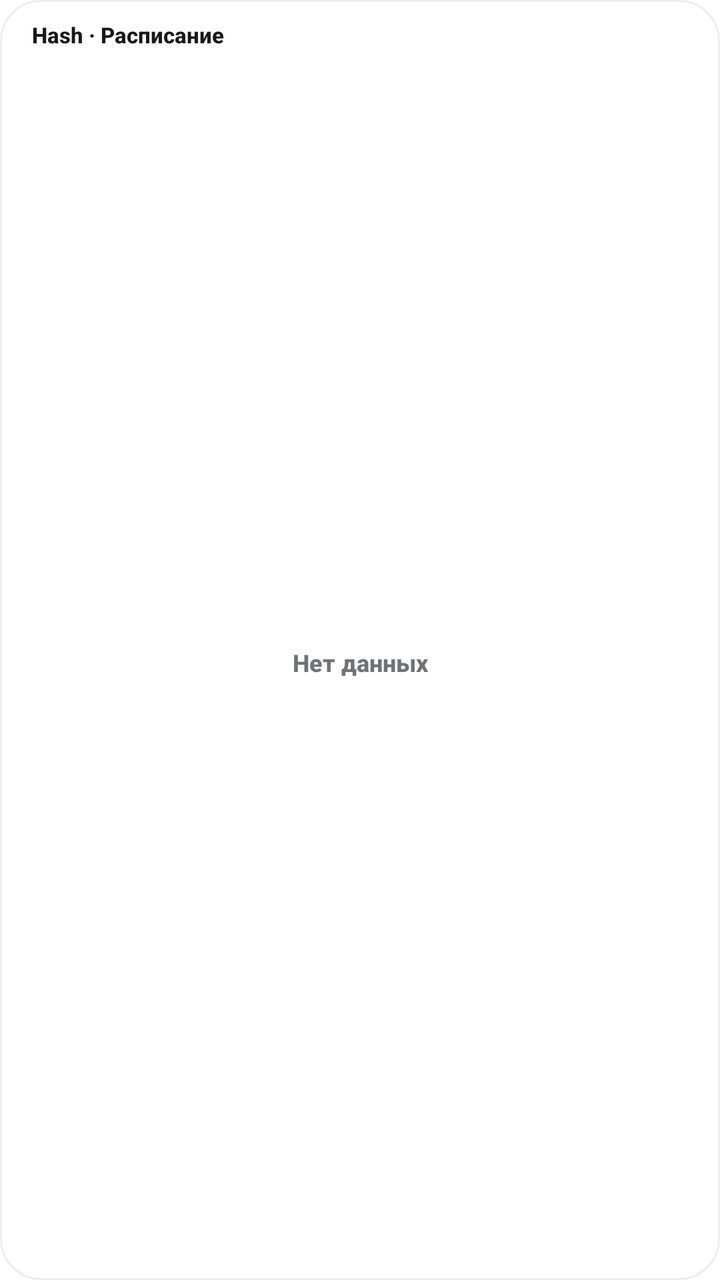
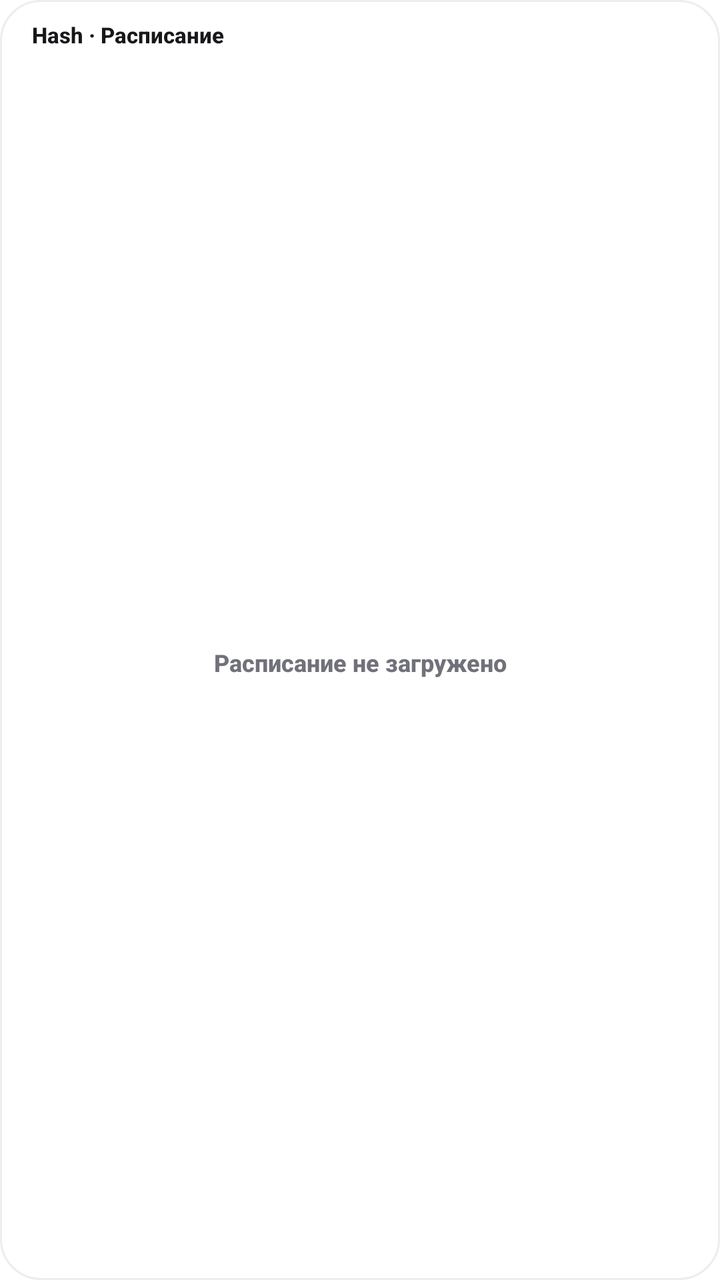

Screens rendered from an Android XML layout before and after an edit, with the pre-edit source and the edit as a unified diff.
<!-- AndroidManifest.xml: fallback theme Theme.MaterialComponents.DayNight.NoActionBar -->
<!-- res/layout/schedule_widget.xml -->
<?xml version="1.0" encoding="utf-8"?>
<LinearLayout xmlns:android="http://schemas.android.com/apk/res/android"
    android:id="@+id/widget_root"
    android:layout_width="match_parent"
    android:layout_height="match_parent"
    android:orientation="vertical"
    android:paddingStart="12dp"
    android:paddingEnd="12dp"
    android:paddingTop="10dp"
    android:paddingBottom="8dp"
    android:background="@drawable/widget_background_light">

    <LinearLayout
        android:layout_width="match_parent"
        android:layout_height="wrap_content"
        android:orientation="horizontal"
        android:gravity="center_vertical"
        android:paddingStart="4dp"
        android:paddingEnd="4dp"
        android:paddingBottom="6dp">

        <TextView
            android:id="@+id/widget_day"
            android:layout_width="0dp"
            android:layout_height="wrap_content"
            android:layout_weight="1"
            android:text="@string/widget_title"
            android:textColor="@color/widget_text_primary"
            android:textSize="11sp"
            android:textStyle="bold"
            android:fontFamily="sans-serif-medium"
            android:maxLines="1"
            android:ellipsize="end" />

        <TextView
            android:id="@+id/widget_note"
            android:layout_width="wrap_content"
            android:layout_height="wrap_content"
            android:layout_marginStart="8dp"
            android:text=""
            android:textColor="@color/widget_text_muted"
            android:textSize="10sp"
            android:textStyle="bold"
            android:maxLines="1" />
    </LinearLayout>

    <FrameLayout
        android:layout_width="match_parent"
        android:layout_height="0dp"
        android:layout_weight="1">

        <ListView
            android:id="@+id/widget_list"
            android:layout_width="match_parent"
            android:layout_height="match_parent"
            android:divider="@null"
            android:dividerHeight="0dp"
            android:scrollbars="vertical"
            android:clipToPadding="false"
            android:paddingBottom="2dp" />

        <TextView
            android:id="@+id/widget_empty"
            android:layout_width="match_parent"
            android:layout_height="match_parent"
            android:gravity="center"
            android:paddingStart="8dp"
            android:paddingEnd="8dp"
            android:text="@string/widget_no_data"
            android:textColor="@color/widget_text_muted"
            android:textSize="12sp"
            android:textStyle="bold"
            android:fontFamily="sans-serif-medium" />
    </FrameLayout>
</LinearLayout>
<!-- resources referenced by this layout -->
<resources>
  <color name="widget_text_muted">#71717A</color>
  <color name="widget_text_primary">#18181B</color>
  <!-- drawable widget_background_light (drawable) -->
  <?xml version="1.0" encoding="utf-8"?>
  <shape xmlns:android="http://schemas.android.com/apk/res/android"
      android:shape="rectangle">
      <solid android:color="@color/widget_background_light" />
      <corners android:radius="20dp" />
      <stroke
          android:width="1dp"
          android:color="@color/widget_border_light" />
  </shape>
  <string name="widget_no_data">Нет данных</string>
  <string name="widget_title">Hash · Расписание</string>
  <color name="widget_background_light">#FFFFFF</color>
  <color name="widget_border_light">#EDEDF0</color>
</resources>

<!-- the commit's change to res/layout/schedule_widget.xml (unified diff, before → after) -->
@@ -66,7 +66,7 @@
             android:gravity="center"
             android:paddingStart="8dp"
             android:paddingEnd="8dp"
-            android:text="@string/widget_no_data"
+            android:text="@string/widget_not_loaded"
             android:textColor="@color/widget_text_muted"
             android:textSize="12sp"
             android:textStyle="bold"
<!-- resource entries referenced after the edit -->
@@ -12,7 +12,7 @@
           android:width="1dp"
           android:color="@color/widget_border_light" />
   </shape>
-  <string name="widget_no_data">Нет данных</string>
+  <string name="widget_not_loaded">Расписание не загружено</string>
   <string name="widget_title">Hash · Расписание</string>
   <color name="widget_background_light">#FFFFFF</color>
   <color name="widget_border_light">#EDEDF0</color>
